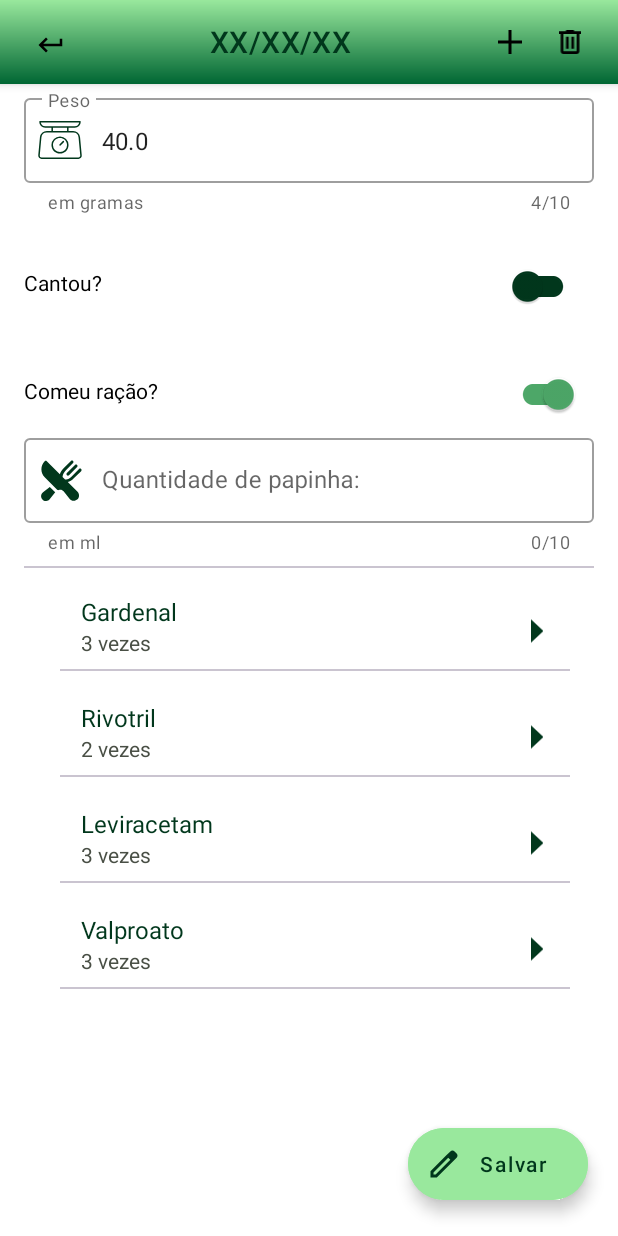
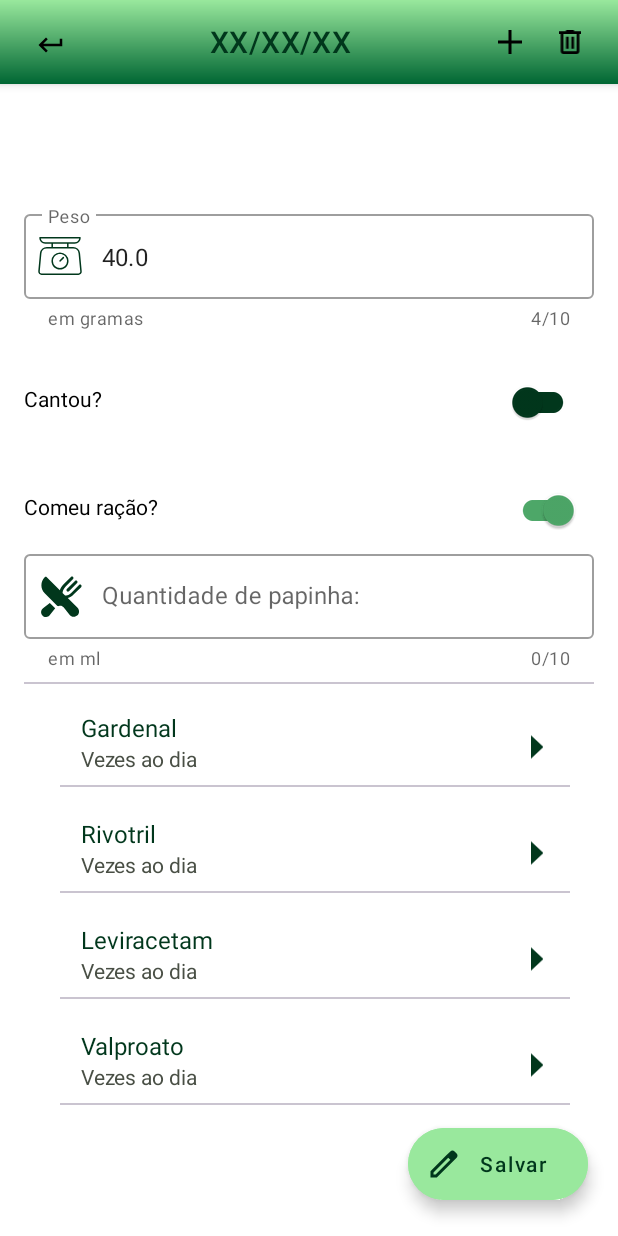
Before and after one commit to heloisa-cardillo/JuliusTracker, an Android app: the screen it shows after launch (MainActivity), after a tap on "22/03", on a phone screen of 412 x 824 dp. Run offline under Robolectric (Android 15) with nearby library versions, the phone set to English and light mode, and no system bars.

Commit message:
Mentoria 18/10

```diff
--- a/JuliusTracker/app/build.gradle
+++ b/JuliusTracker/app/build.gradle
@@ -47,6 +47,7 @@ dependencies {
     implementation 'androidx.appcompat:appcompat:1.6.1'
     implementation 'com.google.android.material:material:1.8.0'
     implementation 'androidx.constraintlayout:constraintlayout:2.1.4'
+    implementation 'androidx.compose.ui:ui-text-android:1.5.0'
     testImplementation 'junit:junit:4.13.2'
     androidTestImplementation 'androidx.test.ext:junit:1.1.5'
     androidTestImplementation 'androidx.test.espresso:espresso-core:3.5.1'
--- a/JuliusTracker/app/src/main/java/com/helo/juliustracker/AdapterDetails.kt
+++ b/JuliusTracker/app/src/main/java/com/helo/juliustracker/AdapterDetails.kt
@@ -1,17 +1,9 @@
 package com.helo.juliustracker
 import android.content.Context
-import android.content.Intent
 import android.view.LayoutInflater
 import android.view.View
 import android.view.ViewGroup
-import android.widget.ImageView
 import android.widget.TextView
-import android.widget.Toast
-import androidx.cardview.widget.CardView
-import androidx.core.content.ContentProviderCompat.requireContext
-import androidx.fragment.app.Fragment
-import androidx.navigation.Navigation
-import androidx.navigation.fragment.FragmentNavigator
 import androidx.recyclerview.widget.RecyclerView
 import com.google.android.material.floatingactionbutton.FloatingActionButton
 import com.google.android.material.textfield.TextInputLayout
@@ -34,8 +26,7 @@ public class AdapterDetails(private val itemsdetails: List<Medicine>, val onClic
 
 
         holder2.nomeremedio.text = itemsdetails[position].nomeremedio.toString()
-        holder2.vezesaodia.text = itemsdetails[position].vezesaodia.toString()
-
+        val vezesaodia_plurals = holder2.itemView.context.resources.getQuantityString(R.plurals.quantidade_plurals, itemsdetails[position].vezesaodia.toInt(), itemsdetails[position].vezesaodia)
 
         holder2.itemView.setOnClickListener{
           val onClickMedicineListener= onClickMedicineListener.onClick(medicine = itemsdetails[position])
@@ -53,11 +44,13 @@ public class AdapterDetails(private val itemsdetails: List<Medicine>, val onClic
     }
 
 
-
   public  class DetailsViewHolder(itemView: View) : RecyclerView.ViewHolder(itemView) {
         val nomeremedio = itemView.findViewById<TextView>(R.id.nome_remedio)
         val vezesaodia = itemView.findViewById<TextView>(R.id.vezes_dia)
         val save_button2 = itemView.findViewById<FloatingActionButton>(R.id.save_button2)
         val remedio_detail = itemView.findViewById<TextInputLayout>(R.id.remedio_detail)
+
     }
+
+
 }
--- a/JuliusTracker/app/src/main/java/com/helo/juliustracker/FormFragment.kt
+++ b/JuliusTracker/app/src/main/java/com/helo/juliustracker/FormFragment.kt
@@ -1,38 +1,20 @@
 package com.helo.juliustracker
 
 import android.annotation.SuppressLint
-import android.content.Context
-import android.content.Context.MODE_PRIVATE
-import android.content.SharedPreferences
-import android.graphics.drawable.Icon
-import android.media.MediaCodec.MetricsConstants.MODE
 import android.os.Bundle
 import android.view.LayoutInflater
-import android.view.Menu
-import android.view.MenuInflater
 import android.view.View
 import android.view.ViewGroup
-import android.widget.Button
-import android.widget.EditText
 import android.widget.ImageView
-import android.widget.LinearLayout
-import android.widget.ScrollView
-import android.widget.TextView
 import android.widget.Toast
-import android.widget.Toolbar
-import androidx.appcompat.app.AppCompatActivity
-import androidx.constraintlayout.widget.ConstraintLayout
 import androidx.core.os.bundleOf
 import androidx.fragment.app.Fragment
-import androidx.fragment.app.setFragmentResult
 import androidx.fragment.app.setFragmentResultListener
 import androidx.navigation.fragment.findNavController
 import androidx.recyclerview.widget.LinearLayoutManager
 import androidx.recyclerview.widget.RecyclerView
 import com.google.android.material.floatingactionbutton.ExtendedFloatingActionButton
-import com.google.android.material.floatingactionbutton.FloatingActionButton
 import com.google.android.material.textfield.TextInputLayout
-import com.helo.juliustracker.databinding.FragmentFormBinding
 
 class FormFragment : Fragment(), OnClickMedicineListener {
 
@@ -62,7 +44,7 @@ class FormFragment : Fragment(), OnClickMedicineListener {
         val adapterDetails = AdapterDetails(listaMedice, this)
         //nao passa contexto para o adapter -> ja tem acesso e pode levar a problemas de memoria (memoryleak)
         rv_remedio.adapter = adapterDetails
-
+        rv_remedio.isNestedScrollingEnabled = false
         val lupa_icon = view.findViewById<ImageView>(R.id.lupa)
         lupa_icon.setOnClickListener {
             findNavController().navigate(R.id.detail_to_medicine)
@@ -90,6 +72,7 @@ class FormFragment : Fragment(), OnClickMedicineListener {
     }
 
 
+
     override fun onClick(medicine: Medicine?) {
         findNavController().navigate(R.id.medicine, args = bundleOf("medicine" to medicine))
     }
--- a/JuliusTracker/app/src/main/java/com/helo/juliustracker/Formulario.kt
+++ b/JuliusTracker/app/src/main/java/com/helo/juliustracker/Formulario.kt
@@ -2,8 +2,6 @@ package com.helo.juliustracker
 
 import android.os.Parcel
 import android.os.Parcelable
-import android.widget.ImageView
-import android.widget.Toast
 
 
 //fun addMedicine(nomeremedio: String,vezesaodia: String,quantidaderemedio: String){
@@ -111,31 +109,31 @@ public val listaMedice = mutableListOf(
     Medicine(
         id = "a6de983b-8814-45aa-a707-bda204da4a5e",
         nomeremedio = "Gardenal",
-        vezesaodia = "3 vezes",
+        vezesaodia = "3",
         quantidaderemedio = "1ml"
     ),
     Medicine(
         id = "62972f6e-40dc-47a3-9044-9261c2f6d61a",
         nomeremedio = "Rivotril",
-        vezesaodia = "2 vezes",
+        vezesaodia = "2",
         quantidaderemedio = "1ml"
     ),
     Medicine(
         id = "d0bc29de-a9cd-4f85-ab04-6011640f6886",
         nomeremedio = "Leviracetam",
-        vezesaodia = "3 vezes",
+        vezesaodia = "2",
         quantidaderemedio= "1ml"
     ),
     Medicine(
         id ="ab193274-2d3a-412c-91f7-73a01a8ec3ad",
         nomeremedio = "Valproato",
-        vezesaodia = "3 vezes",
+        vezesaodia = "2",
         quantidaderemedio = "1ml"
     ),
 
 )
 
-public fun addMedicine (id: String, nomeremedio: String,vezesaodia: String,quantidaderemedio: String) {
+public fun addMedicine (id: String, nomeremedio: String, vezesaodia: String, quantidaderemedio: String) {
     listaMedice.add(
         Medicine(
             id = id,
--- a/JuliusTracker/app/src/main/res/layout/fragment_form.xml
+++ b/JuliusTracker/app/src/main/res/layout/fragment_form.xml
@@ -10,9 +10,9 @@
     <com.google.android.material.appbar.AppBarLayout
         android:layout_width="match_parent"
         android:layout_height="wrap_content"
+        app:layout_constraintEnd_toEndOf="parent"
         app:layout_constraintStart_toStartOf="parent"
-        app:layout_constraintTop_toTopOf="parent"
-        app:layout_constraintEnd_toEndOf="parent">
+        app:layout_constraintTop_toTopOf="parent">
 
         <androidx.constraintlayout.widget.ConstraintLayout
             android:layout_width="match_parent"
@@ -22,24 +22,25 @@
                 android:id="@+id/toolbarD"
                 android:layout_width="match_parent"
                 android:layout_height="wrap_content"
+                android:background="@drawable/bg_remedio"
                 app:layout_constraintEnd_toEndOf="parent"
                 app:layout_constraintStart_toStartOf="parent"
                 app:layout_constraintTop_toTopOf="parent"
                 app:title="XX/XX/XX"
                 app:titleMarginStart="140dp"
-                app:titleTextColor="@color/cardin_green"
-                android:background="@drawable/bg_remedio"
-                />
+                app:titleTextColor="@color/cardin_green" />
+
             <ImageView
                 android:id="@+id/return_icon"
                 android:layout_width="20dp"
                 android:layout_height="20dp"
+                android:layout_marginStart="24dp"
                 android:layout_marginTop="20dp"
                 android:layout_marginEnd="24dp"
                 android:src="@drawable/keyboard_return"
                 app:layout_constraintStart_toStartOf="@id/toolbarD"
-                android:layout_marginStart="24dp"
-                app:layout_constraintTop_toTopOf="@id/toolbarD"/>
+                app:layout_constraintTop_toTopOf="@id/toolbarD" />
+
             <ImageView
                 android:id="@+id/trash"
                 android:layout_width="16dp"
@@ -84,15 +85,16 @@
         android:layout_width="match_parent"
         android:layout_height="wrap_content"
         android:layout_marginStart="16dp"
+        android:layout_marginTop="60dp"
         android:layout_marginEnd="16dp"
         app:layout_constraintEnd_toEndOf="parent"
+        app:layout_constraintBottom_toBottomOf="parent"
         app:layout_constraintStart_toStartOf="parent"
-        app:layout_constraintTop_toTopOf="parent"
-        android:layout_marginTop="60dp" >
+        app:layout_constraintTop_toTopOf="parent">
 
         <androidx.constraintlayout.widget.ConstraintLayout
             android:layout_width="match_parent"
-            android:layout_height="match_parent">
+            android:layout_height="wrap_content">
 
             <com.google.android.material.textfield.TextInputLayout
                 android:id="@+id/peso2"
@@ -100,13 +102,13 @@
                 android:layout_width="match_parent"
                 android:layout_height="match_parent"
                 android:hint="Peso"
-                app:startIconDrawable="@drawable/balance"
                 app:counterEnabled="true"
                 app:counterMaxLength="10"
                 app:helperText="em gramas"
                 app:layout_constraintEnd_toEndOf="parent"
                 app:layout_constraintStart_toStartOf="parent"
                 app:layout_constraintTop_toTopOf="parent"
+                app:startIconDrawable="@drawable/balance"
                 app:startIconTint="@color/cardin_green">
 
                 <com.google.android.material.textfield.TextInputEditText
@@ -171,14 +173,15 @@
                 android:hint="Quantidade de papinha:"
                 android:textColor="@color/cabbage_pont"
                 android:textSize="12sp"
-                app:startIconDrawable="@drawable/baby_food"
                 app:counterEnabled="true"
                 app:counterMaxLength="10"
                 app:helperText="em ml"
-                app:startIconTint="@color/cardin_green"
                 app:layout_constraintEnd_toEndOf="parent"
                 app:layout_constraintStart_toStartOf="parent"
-                app:layout_constraintTop_toBottomOf="@id/switch2">
+                app:layout_constraintTop_toBottomOf="@id/switch2"
+                app:startIconDrawable="@drawable/baby_food"
+                app:startIconTint="@color/cardin_green">
+
                 <com.google.android.material.textfield.TextInputEditText
                     android:layout_width="match_parent"
                     android:layout_height="wrap_content" />
@@ -197,15 +200,13 @@
             <androidx.recyclerview.widget.RecyclerView
                 android:id="@+id/rv_remedio"
                 android:layout_width="match_parent"
-                android:layout_height="match_parent"
+                android:layout_height="wrap_content"
                 android:layout_marginStart="8dp"
                 android:layout_marginTop="8dp"
                 app:layout_constraintBottom_toBottomOf="parent"
                 app:layout_constraintEnd_toEndOf="parent"
-                app:layout_constraintHorizontal_bias="0.0"
                 app:layout_constraintStart_toStartOf="parent"
-                app:layout_constraintTop_toBottomOf="@id/linha3"
-                app:layout_constraintVertical_bias="1.0" />
+                app:layout_constraintTop_toBottomOf="@id/linha3" />
         </androidx.constraintlayout.widget.ConstraintLayout>
     </ScrollView>
 
--- a/JuliusTracker/app/src/main/res/values/strings.xml
+++ b/JuliusTracker/app/src/main/res/values/strings.xml
@@ -2,4 +2,10 @@
     <string name="app_name">Julius Tracker</string>
     <!-- TODO: Remove or change this placeholder text -->
     <string name="hello_blank_fragment">Hello blank fragment</string>
+
+    <plurals name="quantidade_plurals">
+        <item quantity="one"> Uma vez ao dia</item>
+        <item quantity="other">%s vezes ao dia</item>
+    </plurals>
+
 </resources>
```
Also changed, not shown: JuliusTracker/app/src/main/java/com/helo/juliustracker/MedicineFragment.kt (+33 -31 lines).
